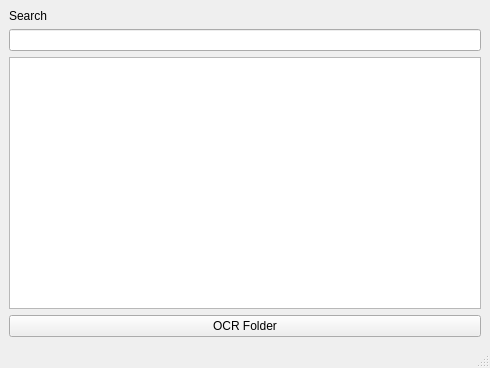
Before: the Qt Designer form main_window.ui in tristancalderbank/ocr-db, drawn with Qt 5.
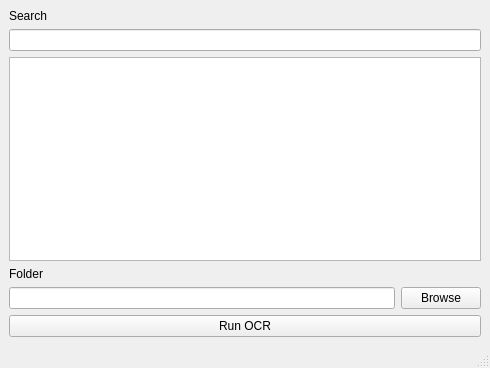
After: the same form once the commit is applied.

Commit message: updated interface, added running dialog

```diff
--- a/main_window.ui
+++ b/main_window.ui
@@ -26,19 +26,36 @@
      <widget class="QLineEdit" name="lineEdit"/>
     </item>
     <item>
-     <widget class="QListWidget" name="listWidget"/>
+     <widget class="QListWidget" name="matchList"/>
+    </item>
+    <item>
+     <widget class="QLabel" name="label_2">
+      <property name="text">
+       <string>Folder</string>
+      </property>
+     </widget>
     </item>
     <item>
      <layout class="QHBoxLayout" name="horizontalLayout">
       <item>
-       <widget class="QPushButton" name="pushButton_2">
+       <widget class="QLineEdit" name="directoryBar"/>
+      </item>
+      <item>
+       <widget class="QPushButton" name="folderSelect">
         <property name="text">
-         <string>OCR Folder</string>
+         <string>Browse</string>
         </property>
        </widget>
       </item>
      </layout>
     </item>
+    <item>
+     <widget class="QPushButton" name="runOCR">
+      <property name="text">
+       <string>Run OCR</string>
+      </property>
+     </widget>
+    </item>
    </layout>
   </widget>
   <widget class="QStatusBar" name="statusbar"/>
```
Left out of the diff: 4 changed lines with no effect on the pictures. The commit also changes 7 other files.
